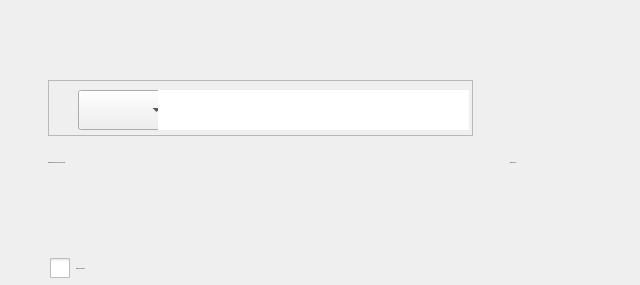
First picture: the form in ui/mobileLogin.ui, repository yechaoGitHub/AI, before the edit.
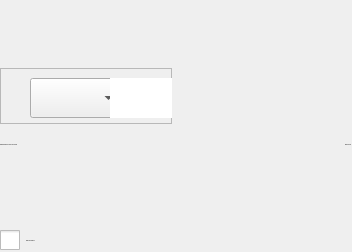
Second picture: the form after the edit. Icons and pictures are not drawn. Custom widgets are drawn as their Qt base class.

What changed in the file:
```diff
--- a/ui/mobileLogin.ui
+++ b/ui/mobileLogin.ui
@@ -6,12 +6,12 @@
    <rect>
     <x>0</x>
     <y>0</y>
-    <width>640</width>
-    <height>285</height>
+    <width>352</width>
+    <height>252</height>
    </rect>
   </property>
   <property name="sizePolicy">
-   <sizepolicy hsizetype="Fixed" vsizetype="Fixed">
+   <sizepolicy hsizetype="Preferred" vsizetype="Preferred">
     <horstretch>0</horstretch>
     <verstretch>0</verstretch>
    </sizepolicy>
@@ -20,7 +20,6 @@
    <font>
     <family>微软雅黑</family>
     <pointsize>-1</pointsize>
-    <weight>50</weight>
     <italic>false</italic>
     <bold>false</bold>
    </font>
@@ -35,222 +34,107 @@
 	border-radius:8px;
 };</string>
   </property>
-  <widget class="WCommonEdit" name="verificationCodeEdit" native="true">
-   <property name="geometry">
-    <rect>
-     <x>48</x>
-     <y>0</y>
-     <width>369</width>
-     <height>56</height>
-    </rect>
+  <layout class="QVBoxLayout" name="verticalLayout">
+   <property name="spacing">
+    <number>8</number>
    </property>
-   <property name="sizePolicy">
-    <sizepolicy hsizetype="Fixed" vsizetype="Fixed">
-     <horstretch>0</horstretch>
-     <verstretch>0</verstretch>
-    </sizepolicy>
+   <property name="leftMargin">
+    <number>0</number>
    </property>
-   <property name="font">
-    <font>
-     <family>微软雅黑</family>
-     <pointsize>-1</pointsize>
-     <weight>50</weight>
-     <italic>false</italic>
-     <bold>false</bold>
-    </font>
+   <property name="topMargin">
+    <number>0</number>
    </property>
-  </widget>
+   <property name="rightMargin">
+    <number>0</number>
+   </property>
+   <property name="bottomMargin">
+    <number>0</number>
+   </property>
+   <item>
+    <layout class="QHBoxLayout" name="horizontalLayout">
+     <property name="spacing">
+      <number>8</number>
+     </property>
+     <item>
   <widget class="WVerificationCode" name="verificationCodePic" native="true">
-   <property name="geometry">
-    <rect>
-     <x>433</x>
-     <y>0</y>
-     <width>159</width>
-     <height>56</height>
-    </rect>
-   </property>
    <property name="sizePolicy">
-    <sizepolicy hsizetype="Fixed" vsizetype="Fixed">
+        <sizepolicy hsizetype="Preferred" vsizetype="Preferred">
      <horstretch>0</horstretch>
      <verstretch>0</verstretch>
     </sizepolicy>
    </property>
-   <property name="font">
-    <font>
-     <family>微软雅黑</family>
-     <pointsize>-1</pointsize>
-     <weight>50</weight>
-     <italic>false</italic>
-     <bold>false</bold>
-    </font>
-   </property>
-  </widget>
-  <widget class="WButton" name="getCodeBtn" native="true">
-   <property name="geometry">
-    <rect>
-     <x>489</x>
-     <y>80</y>
-     <width>103</width>
+       <property name="minimumSize">
+        <size>
+         <width>0</width>
+         <height>56</height>
+        </size>
+       </property>
+       <property name="maximumSize">
+        <size>
+         <width>16777215</width>
      <height>56</height>
-    </rect>
-   </property>
-   <property name="sizePolicy">
-    <sizepolicy hsizetype="Fixed" vsizetype="Fixed">
-     <horstretch>0</horstretch>
-     <verstretch>0</verstretch>
-    </sizepolicy>
-   </property>
+        </size>
+       </property>
    <property name="font">
     <font>
      <family>微软雅黑</family>
      <pointsize>-1</pointsize>
-     <weight>50</weight>
      <italic>false</italic>
      <bold>false</bold>
     </font>
    </property>
-   <property name="cursor">
-    <cursorShape>PointingHandCursor</cursorShape>
-   </property>
-  </widget>
-  <widget class="QLabel" name="estimatedLable">
-   <property name="geometry">
-    <rect>
-     <x>48</x>
-     <y>152</y>
-     <width>249</width>
-     <height>20</height>
-    </rect>
-   </property>
+      </widget>
+     </item>
+     <item>
+      <widget class="WCommonEdit" name="verificationCodeEdit" native="true">
    <property name="sizePolicy">
-    <sizepolicy hsizetype="Fixed" vsizetype="Fixed">
+        <sizepolicy hsizetype="Preferred" vsizetype="Preferred">
      <horstretch>0</horstretch>
      <verstretch>0</verstretch>
     </sizepolicy>
    </property>
-   <property name="font">
-    <font>
-     <family>微软雅黑</family>
-     <pointsize>-1</pointsize>
-     <weight>50</weight>
-     <italic>false</italic>
-     <bold>false</bold>
-    </font>
-   </property>
-   <property name="text">
-    <string>Estimated time of code in 43 seconds</string>
-   </property>
-  </widget>
-  <widget class="QLabel" name="resendLabel">
-   <property name="geometry">
-    <rect>
-     <x>510</x>
-     <y>152</y>
-     <width>88</width>
-     <height>20</height>
-    </rect>
-   </property>
-   <property name="sizePolicy">
-    <sizepolicy hsizetype="Fixed" vsizetype="Fixed">
-     <horstretch>0</horstretch>
-     <verstretch>0</verstretch>
-    </sizepolicy>
-   </property>
-   <property name="font">
-    <font>
-     <family>微软雅黑</family>
-     <pointsize>-1</pointsize>
-     <weight>50</weight>
-     <italic>false</italic>
-     <bold>false</bold>
-    </font>
-   </property>
-   <property name="cursor">
-    <cursorShape>PointingHandCursor</cursorShape>
-   </property>
-   <property name="text">
-    <string>Resend Code</string>
-   </property>
-  </widget>
-  <widget class="WCommonEdit" name="codeEdit" native="true">
-   <property name="geometry">
-    <rect>
-     <x>48</x>
-     <y>193</y>
-     <width>544</width>
+       <property name="minimumSize">
+        <size>
+         <width>0</width>
+         <height>56</height>
+        </size>
+       </property>
+       <property name="maximumSize">
+        <size>
+         <width>16777215</width>
      <height>56</height>
-    </rect>
-   </property>
-   <property name="sizePolicy">
-    <sizepolicy hsizetype="Fixed" vsizetype="Fixed">
-     <horstretch>0</horstretch>
-     <verstretch>0</verstretch>
-    </sizepolicy>
-   </property>
+        </size>
+       </property>
    <property name="font">
     <font>
      <family>微软雅黑</family>
      <pointsize>-1</pointsize>
-     <weight>50</weight>
      <italic>false</italic>
      <bold>false</bold>
     </font>
    </property>
   </widget>
-  <widget class="WCheckBox" name="loggedCheckBox" native="true">
-   <property name="geometry">
-    <rect>
-     <x>310</x>
-     <y>260</y>
-     <width>180</width>
-     <height>20</height>
-    </rect>
-   </property>
-   <property name="sizePolicy">
-    <sizepolicy hsizetype="Fixed" vsizetype="Fixed">
-     <horstretch>0</horstretch>
-     <verstretch>0</verstretch>
-    </sizepolicy>
-   </property>
-   <property name="font">
-    <font>
-     <family>微软雅黑</family>
-     <pointsize>-1</pointsize>
-     <weight>50</weight>
-     <italic>false</italic>
-     <bold>false</bold>
-    </font>
-   </property>
-  </widget>
-  <widget class="QCheckBox" name="checkBox">
-   <property name="geometry">
-    <rect>
-     <x>50</x>
-     <y>258</y>
-     <width>181</width>
-     <height>21</height>
-    </rect>
-   </property>
-   <property name="styleSheet">
-    <string notr="true">QCheckBox::indicator {width: 20px; height: 20px;}
-
-QCheckBox::indicator:unchecked {background-image: url(:/QtTest/icon/check_sel.png);}
-
-
-QCheckBox::indicator:checked {background-image: url(:/QtTest/icon/chebox_select.png);}</string>
-   </property>
-   <property name="text">
-    <string>Keep me logged in</string>
-   </property>
-  </widget>
+     </item>
+    </layout>
+   </item>
+   <item>
+    <layout class="QHBoxLayout" name="horizontalLayout_2">
+     <property name="spacing">
+      <number>8</number>
+     </property>
+     <item>
   <widget class="QFrame" name="frame">
-   <property name="geometry">
-    <rect>
-     <x>48</x>
-     <y>80</y>
-     <width>425</width>
+       <property name="minimumSize">
+        <size>
+         <width>0</width>
      <height>56</height>
-    </rect>
+        </size>
+       </property>
+       <property name="maximumSize">
+        <size>
+         <width>16777215</width>
+         <height>56</height>
+        </size>
    </property>
    <property name="styleSheet">
     <string notr="true"/>
@@ -307,6 +191,193 @@
     </property>
    </widget>
   </widget>
+     </item>
+     <item>
+      <widget class="WButton" name="getCodeBtn" native="true">
+       <property name="sizePolicy">
+        <sizepolicy hsizetype="Preferred" vsizetype="Preferred">
+         <horstretch>0</horstretch>
+         <verstretch>0</verstretch>
+        </sizepolicy>
+       </property>
+       <property name="minimumSize">
+        <size>
+         <width>0</width>
+         <height>56</height>
+        </size>
+       </property>
+       <property name="maximumSize">
+        <size>
+         <width>16777215</width>
+         <height>56</height>
+        </size>
+       </property>
+       <property name="font">
+        <font>
+         <family>微软雅黑</family>
+         <pointsize>-1</pointsize>
+         <italic>false</italic>
+         <bold>false</bold>
+        </font>
+       </property>
+       <property name="cursor">
+        <cursorShape>PointingHandCursor</cursorShape>
+       </property>
+      </widget>
+     </item>
+    </layout>
+   </item>
+   <item>
+    <layout class="QHBoxLayout" name="horizontalLayout_3">
+     <property name="spacing">
+      <number>8</number>
+     </property>
+     <item>
+      <widget class="QLabel" name="estimatedLable">
+       <property name="sizePolicy">
+        <sizepolicy hsizetype="Preferred" vsizetype="Preferred">
+         <horstretch>0</horstretch>
+         <verstretch>0</verstretch>
+        </sizepolicy>
+       </property>
+       <property name="minimumSize">
+        <size>
+         <width>0</width>
+         <height>20</height>
+        </size>
+       </property>
+       <property name="maximumSize">
+        <size>
+         <width>16777215</width>
+         <height>20</height>
+        </size>
+       </property>
+       <property name="font">
+        <font>
+         <family>微软雅黑</family>
+         <pointsize>-1</pointsize>
+         <italic>false</italic>
+         <bold>false</bold>
+        </font>
+       </property>
+       <property name="text">
+        <string>Estimated time of code in 43 seconds</string>
+       </property>
+      </widget>
+     </item>
+     <item>
+      <widget class="QLabel" name="resendLabel">
+       <property name="sizePolicy">
+        <sizepolicy hsizetype="Fixed" vsizetype="Fixed">
+         <horstretch>0</horstretch>
+         <verstretch>0</verstretch>
+        </sizepolicy>
+       </property>
+       <property name="minimumSize">
+        <size>
+         <width>0</width>
+         <height>20</height>
+        </size>
+       </property>
+       <property name="maximumSize">
+        <size>
+         <width>16777215</width>
+         <height>20</height>
+        </size>
+       </property>
+       <property name="font">
+        <font>
+         <family>微软雅黑</family>
+         <pointsize>-1</pointsize>
+         <italic>false</italic>
+         <bold>false</bold>
+        </font>
+       </property>
+       <property name="cursor">
+        <cursorShape>PointingHandCursor</cursorShape>
+       </property>
+       <property name="text">
+        <string>Resend Code</string>
+       </property>
+      </widget>
+     </item>
+    </layout>
+   </item>
+   <item>
+    <layout class="QHBoxLayout" name="horizontalLayout_4">
+     <property name="spacing">
+      <number>8</number>
+     </property>
+     <item>
+      <widget class="WCommonEdit" name="codeEdit" native="true">
+       <property name="sizePolicy">
+        <sizepolicy hsizetype="Preferred" vsizetype="Preferred">
+         <horstretch>0</horstretch>
+         <verstretch>0</verstretch>
+        </sizepolicy>
+       </property>
+       <property name="minimumSize">
+        <size>
+         <width>0</width>
+         <height>56</height>
+        </size>
+       </property>
+       <property name="maximumSize">
+        <size>
+         <width>16777215</width>
+         <height>56</height>
+        </size>
+       </property>
+       <property name="font">
+        <font>
+         <family>微软雅黑</family>
+         <pointsize>-1</pointsize>
+         <italic>false</italic>
+         <bold>false</bold>
+        </font>
+       </property>
+      </widget>
+     </item>
+    </layout>
+   </item>
+   <item>
+    <layout class="QHBoxLayout" name="horizontalLayout_5">
+     <property name="spacing">
+      <number>8</number>
+     </property>
+     <item>
+      <widget class="QCheckBox" name="checkBox">
+       <property name="sizePolicy">
+        <sizepolicy hsizetype="Preferred" vsizetype="Preferred">
+         <horstretch>0</horstretch>
+         <verstretch>0</verstretch>
+        </sizepolicy>
+       </property>
+       <property name="minimumSize">
+        <size>
+         <width>0</width>
+         <height>20</height>
+        </size>
+       </property>
+       <property name="maximumSize">
+        <size>
+         <width>16777215</width>
+         <height>20</height>
+        </size>
+       </property>
+       <property name="styleSheet">
+        <string notr="true">QCheckBox::indicator {width: 20px; height: 20px;}
+QCheckBox::indicator:unchecked {background-image: url(:/QtTest/icon/check_sel.png);}
+QCheckBox::indicator:checked {background-image: url(:/QtTest/icon/chebox_select.png);}</string>
+       </property>
+       <property name="text">
+        <string>Keep me logged in</string>
+       </property>
+      </widget>
+     </item>
+    </layout>
+   </item>
+  </layout>
  </widget>
  <customwidgets>
   <customwidget>
@@ -321,12 +392,6 @@
    <header location="global">wbutton.h</header>
    <container>1</container>
   </customwidget>
-  <customwidget>
-   <class>WCheckBox</class>
-   <extends>QWidget</extends>
-   <header location="global">wcheckbox.h</header>
-   <container>1</container>
-  </customwidget>
   <customwidget>
    <class>WVerificationCode</class>
    <extends>QWidget</extends>
```
Lines whose indentation alone changed are shown as unchanged.
